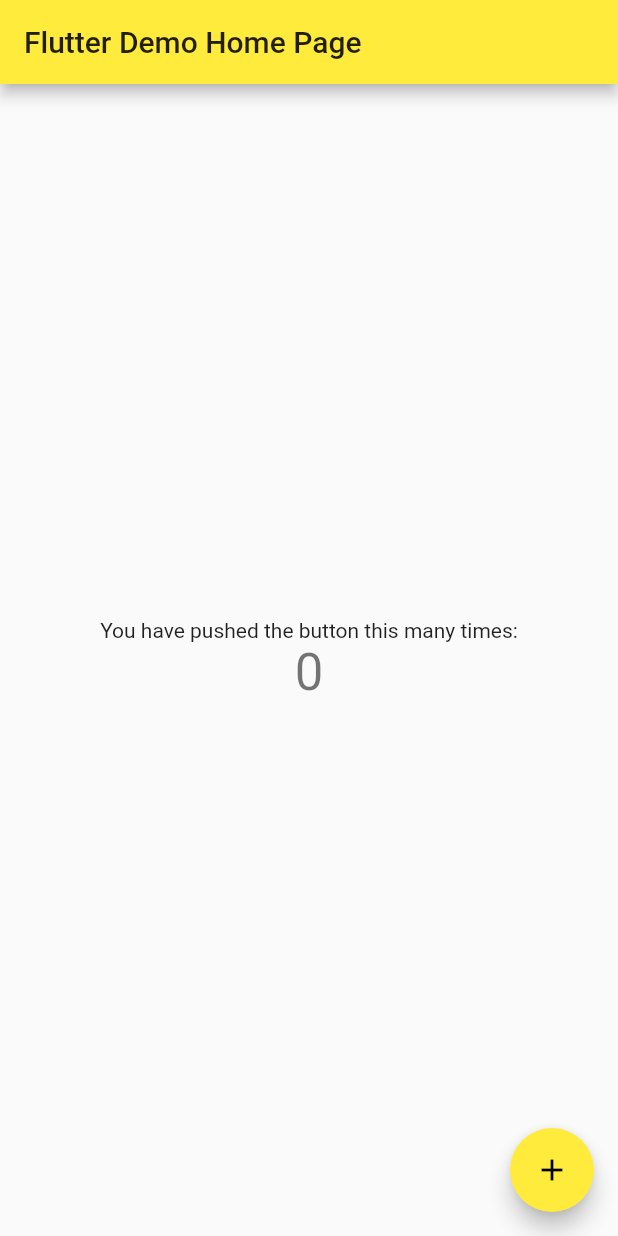
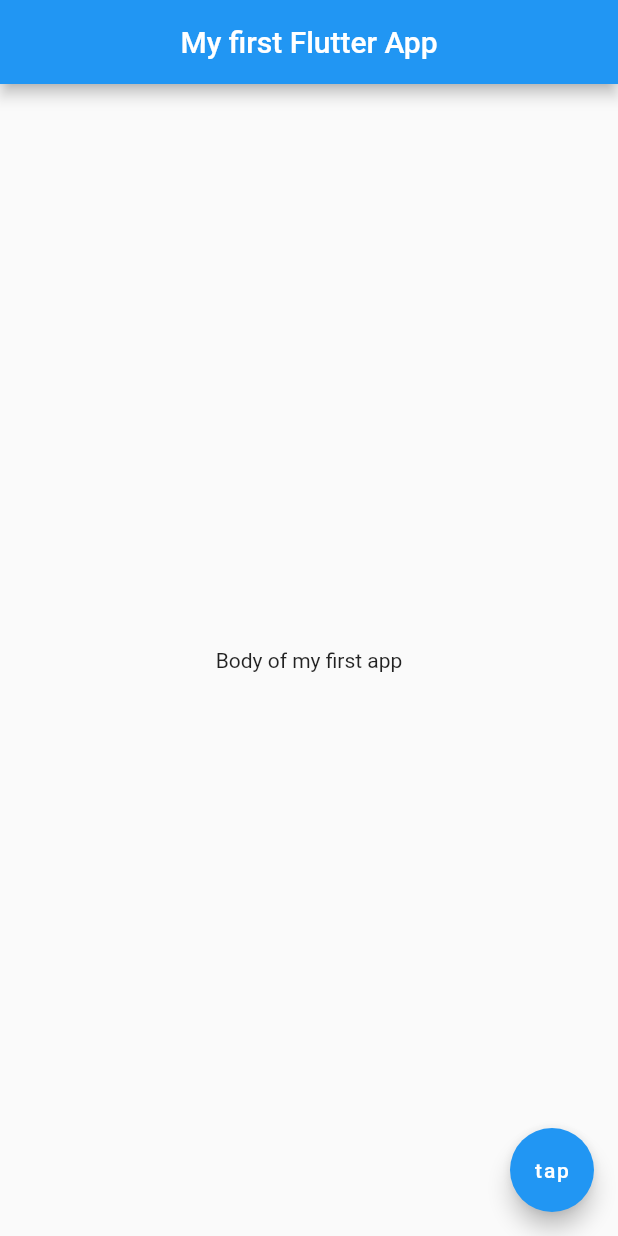
Before and after one commit to kapiljhajhria/test_repo3, a Flutter app: the screen it shows after launch, on a phone screen of 412 x 824 dp. Run offline on Flutter 3.47's test engine with Material 2 defaults, Android fonts, the phone set to English and light mode, and no system bars.

Commit message:
Scafold, appbar, text, centered text, floating button

```diff
--- a/lib/main.dart
+++ b/lib/main.dart
@@ -1,111 +1,18 @@
 import 'package:flutter/material.dart';
 
-void main() => runApp(MyApp());
-
-class MyApp extends StatelessWidget {
-  // This widget is the root of your application.
-  @override
-  Widget build(BuildContext context) {
-    return MaterialApp(
-      title: 'Flutter Demo',
-      theme: ThemeData(
-        // This is the theme of your application.
-        //
-        // Try running your application with "flutter run". You'll see the
-        // application has a blue toolbar. Then, without quitting the app, try
-        // changing the primarySwatch below to Colors.green and then invoke
-        // "hot reload" (press "r" in the console where you ran "flutter run",
-        // or simply save your changes to "hot reload" in a Flutter IDE).
-        // Notice that the counter didn't reset back to zero; the application
-        // is not restarted.
-        primarySwatch: Colors.yellow,
-      ),
-      home: MyHomePage(title: 'Flutter Demo Home Page'),
-    );
-  }
-}
-
-class MyHomePage extends StatefulWidget {
-  MyHomePage({Key key, this.title}) : super(key: key);
-
-  // This widget is the home page of your application. It is stateful, meaning
-  // that it has a State object (defined below) that contains fields that affect
-  // how it looks.
-
-  // This class is the configuration for the state. It holds the values (in this
-  // case the title) provided by the parent (in this case the App widget) and
-  // used by the build method of the State. Fields in a Widget subclass are
-  // always marked "final".
-
-  final String title;
-
-  @override
-  _MyHomePageState createState() => _MyHomePageState();
-}
-
-class _MyHomePageState extends State<MyHomePage> {
-  int _counter = 0;
-
-  void _incrementCounter() {
-    setState(() {
-      // This call to setState tells the Flutter framework that something has
-      // changed in this State, which causes it to rerun the build method below
-      // so that the display can reflect the updated values. If we changed
-      // _counter without calling setState(), then the build method would not be
-      // called again, and so nothing would appear to happen.
-      _counter++;
-    });
-  }
-
-  @override
-  Widget build(BuildContext context) {
-    // This method is rerun every time setState is called, for instance as done
-    // by the _incrementCounter method above.
-    //
-    // The Flutter framework has been optimized to make rerunning build methods
-    // fast, so that you can just rebuild anything that needs updating rather
-    // than having to individually change instances of widgets.
-    return Scaffold(
-      appBar: AppBar(
-        // Here we take the value from the MyHomePage object that was created by
-        // the App.build method, and use it to set our appbar title.
-        title: Text(widget.title),
-      ),
-      body: Center(
-        // Center is a layout widget. It takes a single child and positions it
-        // in the middle of the parent.
-        child: Column(
-          // Column is also a layout widget. It takes a list of children and
-          // arranges them vertically. By default, it sizes itself to fit its
-          // children horizontally, and tries to be as tall as its parent.
-          //
-          // Invoke "debug painting" (press "p" in the console, choose the
-          // "Toggle Debug Paint" action from the Flutter Inspector in Android
-          // Studio, or the "Toggle Debug Paint" command in Visual Studio Code)
-          // to see the wireframe for each widget.
-          //
-          // Column has various properties to control how it sizes itself and
-          // how it positions its children. Here we use mainAxisAlignment to
-          // center the children vertically; the main axis here is the vertical
-          // axis because Columns are vertical (the cross axis would be
-          // horizontal).
-          mainAxisAlignment: MainAxisAlignment.center,
-          children: <Widget>[
-            Text(
-              'You have pushed the button this many times:',
-            ),
-            Text(
-              '$_counter',
-              style: Theme.of(context).textTheme.display1,
-            ),
-          ],
+void main() => runApp(
+      MaterialApp(
+        home: Scaffold(
+          appBar: AppBar(
+            title: Text("My first Flutter App"),
+            centerTitle: true,
+          ),
+          body: Center(
+            child: Text('Body of my first app'),
+          ),
+          floatingActionButton: FloatingActionButton(
+            child: Text('tap'),
+          ),
         ),
       ),
-      floatingActionButton: FloatingActionButton(
-        onPressed: _incrementCounter,
-        tooltip: 'Increment',
-        child: Icon(Icons.add),
-      ), // This trailing comma makes auto-formatting nicer for build methods.
     );
-  }
-}
```
